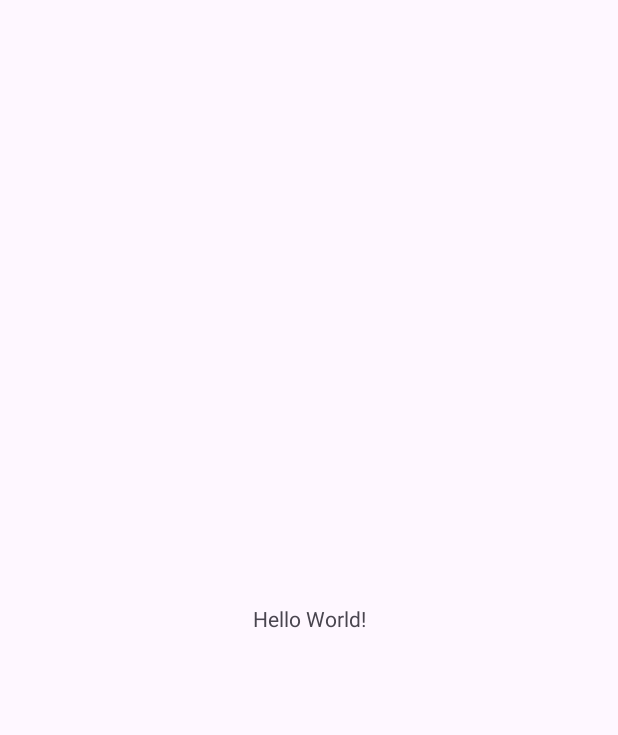
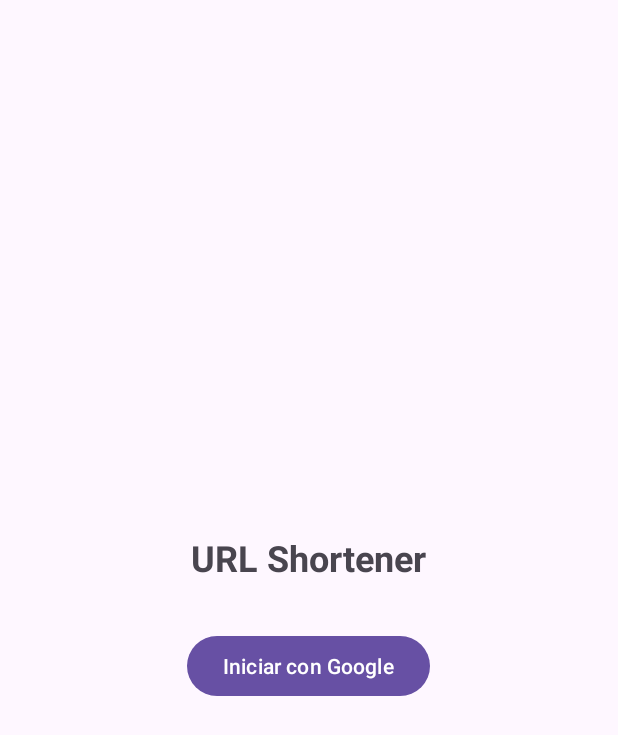
Before and after one commit to Davengel5/AcortadorURL, an Android app: the screen it shows after launch (MainActivity), on a phone screen of 412 x 824 dp. Before the commit the part shown is almost empty. Shown: the top 735 px of the screen. Run offline under Robolectric (Android 15) with nearby library versions, the light colour scheme and no system bars.

Commit message:
Primer layout
Para nada define como terminara el proyecto

```diff
--- a/app/src/main/res/layout/activity_main.xml
+++ b/app/src/main/res/layout/activity_main.xml
@@ -7,13 +7,28 @@
     android:layout_height="match_parent"
     tools:context=".MainActivity">
 
-    <TextView
-        android:layout_width="wrap_content"
-        android:layout_height="wrap_content"
-        android:text="Hello World!"
-        app:layout_constraintBottom_toBottomOf="parent"
-        app:layout_constraintEnd_toEndOf="parent"
-        app:layout_constraintStart_toStartOf="parent"
-        app:layout_constraintTop_toTopOf="parent" />
+    <LinearLayout
+        xmlns:android="http://schemas.android.com/apk/res/android"
+        android:layout_width="match_parent"
+        android:layout_height="match_parent"
+        android:orientation="vertical"
+        android:gravity="center"
+        android:padding="16dp">
+
+        <TextView
+            android:layout_width="wrap_content"
+            android:layout_height="wrap_content"
+            android:text="URL Shortener"
+            android:textSize="24sp"
+            android:textStyle="bold"/>
+
+        <Button
+            android:id="@+id/btnGoogleLogin"
+            android:layout_width="wrap_content"
+            android:layout_height="wrap_content"
+            android:layout_marginTop="32dp"
+            android:text="Iniciar con Google"/>
+
+    </LinearLayout>
 
 </androidx.constraintlayout.widget.ConstraintLayout>
```
